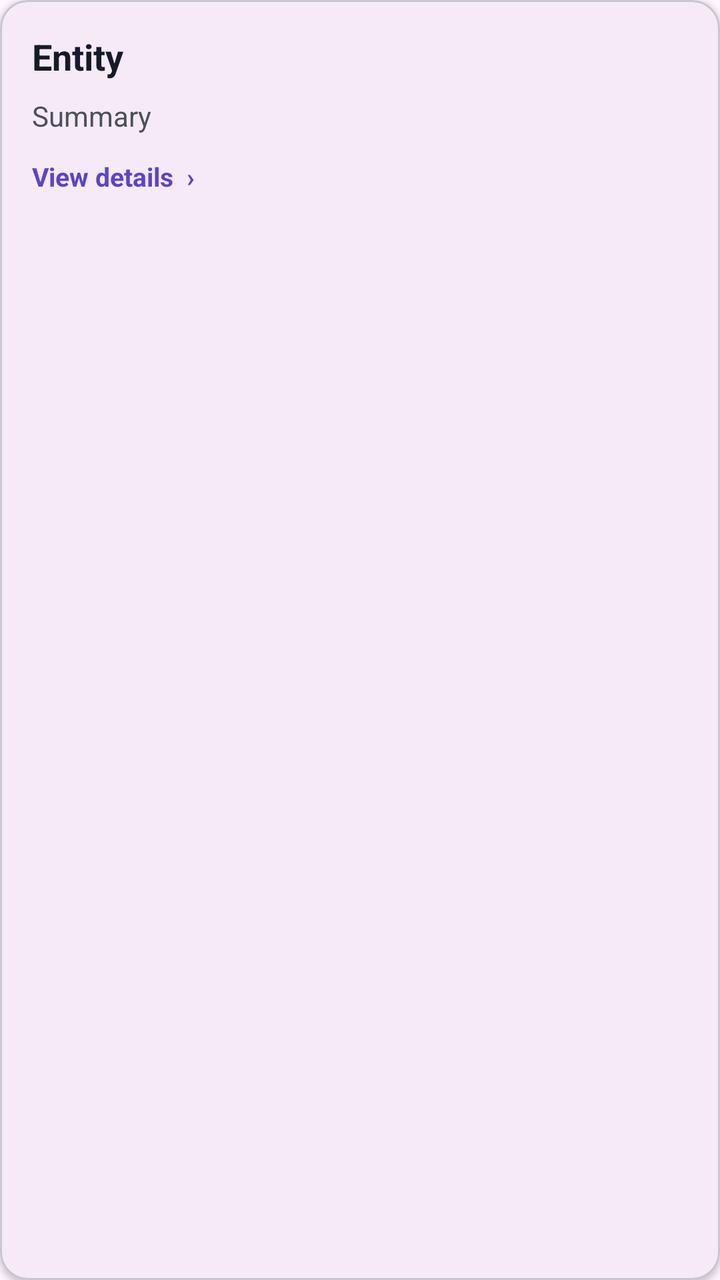
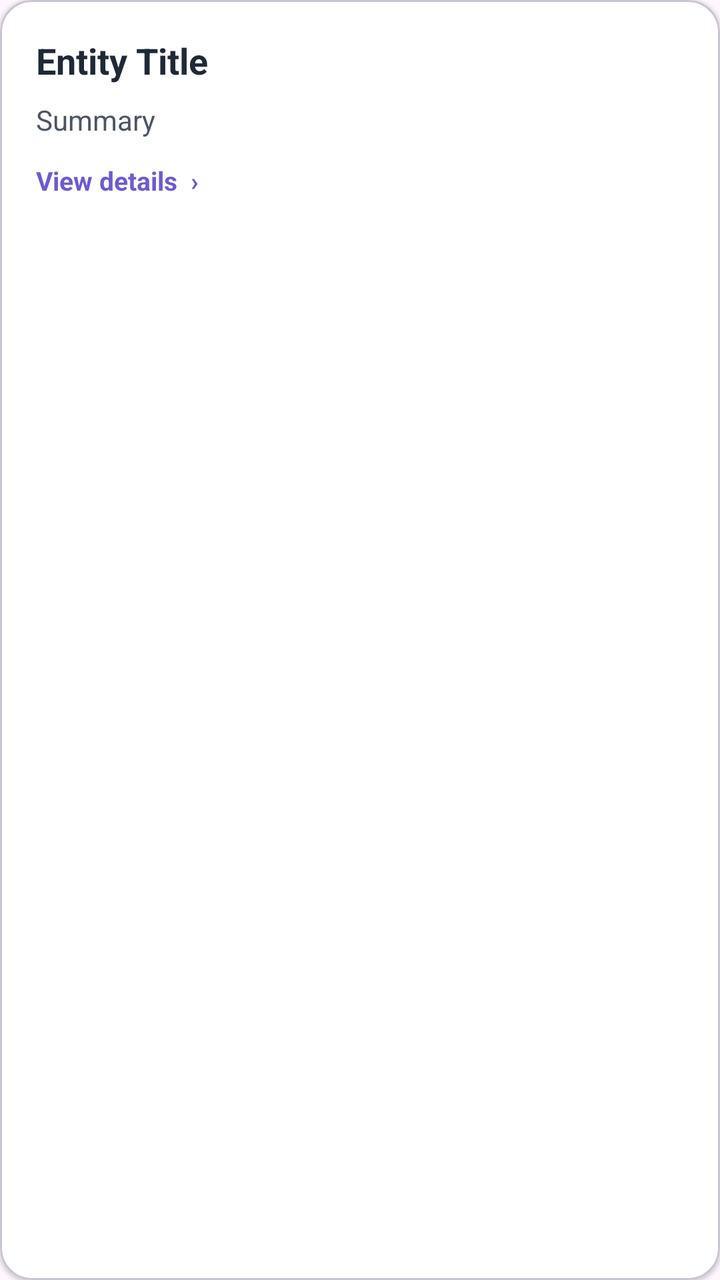

Screens rendered from an Android XML layout before and after an edit, with the pre-edit source and the edit as a unified diff.
<!-- AndroidManifest.xml: application theme Theme.NIT3213FinalProject -->
<!-- res/layout/item_entity.xml -->
<?xml version="1.0" encoding="utf-8"?>
<com.google.android.material.card.MaterialCardView
    xmlns:android="http://schemas.android.com/apk/res/android"
    xmlns:app="http://schemas.android.com/apk/res-auto"
    android:layout_width="match_parent"
    android:layout_height="wrap_content"
    android:layout_marginStart="4dp"
    android:layout_marginEnd="4dp"
    android:layout_marginTop="6dp"
    android:layout_marginBottom="6dp"
    android:clickable="true"
    android:focusable="true"
    android:foreground="?attr/selectableItemBackground"
    app:cardCornerRadius="14dp"
    app:cardElevation="2dp"
    app:cardBackgroundColor="#F6EAF8">

    <LinearLayout
        android:layout_width="match_parent"
        android:layout_height="wrap_content"
        android:orientation="vertical"
        android:padding="16dp">

        <TextView
            android:id="@+id/tvEntityTitle"
            android:layout_width="match_parent"
            android:layout_height="wrap_content"
            android:text="Entity"
            android:textSize="18sp"
            android:textStyle="bold"
            android:textColor="#171A2B" />

        <TextView
            android:id="@+id/tvEntitySummary"
            android:layout_width="match_parent"
            android:layout_height="wrap_content"
            android:layout_marginTop="8dp"
            android:text="Summary"
            android:textSize="14sp"
            android:textColor="#4B4F5C" />

        <TextView
            android:layout_width="wrap_content"
            android:layout_height="wrap_content"
            android:layout_marginTop="12dp"
            android:text="View details  ›"
            android:textSize="13sp"
            android:textStyle="bold"
            android:textColor="#5B42D1" />

    </LinearLayout>

</com.google.android.material.card.MaterialCardView>
<!-- resources referenced by this layout -->
<resources>
  <style name="Theme.NIT3213FinalProject" parent="Base.Theme.NIT3213FinalProject" />
  <style name="Base.Theme.NIT3213FinalProject" parent="Theme.Material3.DayNight.NoActionBar">
          
          
      </style>
</resources>

<!-- the commit's change to res/layout/item_entity.xml (unified diff, before → after) -->
@@ -4,31 +4,28 @@
     xmlns:app="http://schemas.android.com/apk/res-auto"
     android:layout_width="match_parent"
     android:layout_height="wrap_content"
-    android:layout_marginStart="4dp"
-    android:layout_marginEnd="4dp"
-    android:layout_marginTop="6dp"
-    android:layout_marginBottom="6dp"
+    android:layout_marginBottom="12dp"
     android:clickable="true"
     android:focusable="true"
     android:foreground="?attr/selectableItemBackground"
-    app:cardCornerRadius="14dp"
-    app:cardElevation="2dp"
-    app:cardBackgroundColor="#F6EAF8">
+    app:cardCornerRadius="16dp"
+    app:cardElevation="1dp"
+    app:cardBackgroundColor="#FFFFFF">
 
     <LinearLayout
         android:layout_width="match_parent"
         android:layout_height="wrap_content"
         android:orientation="vertical"
-        android:padding="16dp">
+        android:padding="18dp">
 
         <TextView
             android:id="@+id/tvEntityTitle"
             android:layout_width="match_parent"
             android:layout_height="wrap_content"
-            android:text="Entity"
+            android:text="Entity Title"
             android:textSize="18sp"
             android:textStyle="bold"
-            android:textColor="#171A2B" />
+            android:textColor="#1F2937" />
 
         <TextView
             android:id="@+id/tvEntitySummary"
@@ -37,7 +34,8 @@
             android:layout_marginTop="8dp"
             android:text="Summary"
             android:textSize="14sp"
-            android:textColor="#4B4F5C" />
+            android:textColor="#4B5563"
+            android:lineSpacingExtra="2dp" />
 
         <TextView
             android:layout_width="wrap_content"
@@ -46,7 +44,7 @@
             android:text="View details  ›"
             android:textSize="13sp"
             android:textStyle="bold"
-            android:textColor="#5B42D1" />
+            android:textColor="#6D5BD0" />
 
     </LinearLayout>
 
